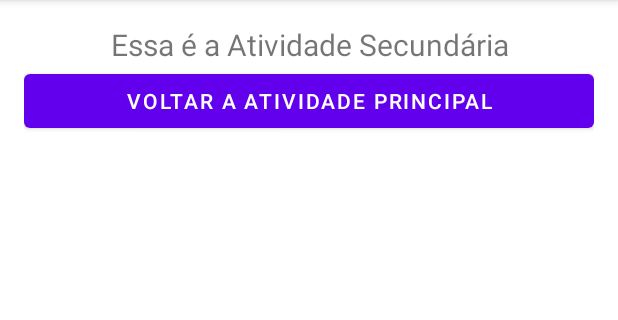
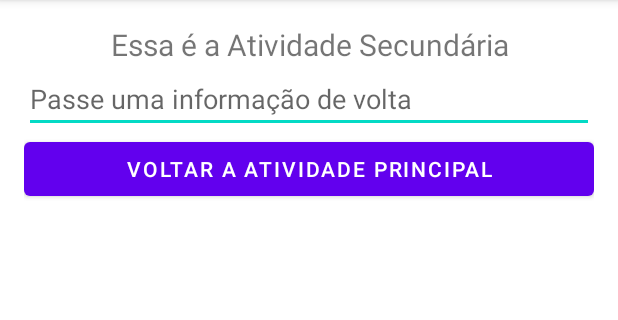
Before and after one commit to jeanmmlima/IMD05090_Android, an Android app: the screen it shows after launch (SecundariaActivity), after a tap on "ABRIR A ACTIVITY SECUNDÁRIA", on a phone screen of 412 x 824 dp, the part 84-404 px from its top. Run offline under Robolectric (Android 15) with nearby library versions, the phone set to English and light mode, and no system bars; 3 statements that could not run were skipped.

```diff
--- /dev/null
+++ b/Activity/app/src/main/java/com/jeanlima/activityi/Cidade.java
@@ -0,0 +1,25 @@
+package com.jeanlima.activityi;
+
+import java.io.Serializable;
+
+public class Cidade implements Serializable {
+
+    private String nome;
+
+    public Cidade(String nome){
+        this.nome = nome;
+    }
+
+    public String getNome() {
+        return nome;
+    }
+
+    public void setNome(String nome) {
+        this.nome = nome;
+    }
+
+    @Override
+    public String toString() {
+        return getNome();
+    }
+}
--- a/Activity/app/src/main/java/com/jeanlima/activityi/MainActivity.java
+++ b/Activity/app/src/main/java/com/jeanlima/activityi/MainActivity.java
@@ -3,13 +3,29 @@ package com.jeanlima.activityi;
 import android.content.Intent;
 import android.os.Bundle;
 import android.view.View;
+import android.widget.AdapterView;
+import android.widget.ArrayAdapter;
 import android.widget.Button;
+import android.widget.EditText;
+import android.widget.ListView;
+import android.widget.TextView;
+import android.widget.Toast;
 
+import androidx.annotation.Nullable;
 import androidx.appcompat.app.AppCompatActivity;
+
+import java.util.ArrayList;
 
 public class MainActivity extends AppCompatActivity {
 
     Button btnAbrir;
+
+    EditText etNome;
+    TextView tvInfo;
+
+    ListView lvCidades;
+
+    ArrayList<Cidade> cidades;
 
     @Override
     protected void onCreate(Bundle savedInstanceState) {
@@ -17,16 +33,67 @@ public class MainActivity extends AppCompatActivity {
         setContentView(R.layout.activity_main);
 
         btnAbrir = findViewById(R.id.btnAbrirSecundaria);
+        etNome = findViewById(R.id.etNome);
+        tvInfo = findViewById(R.id.tvInfo);
+
+        lvCidades = findViewById(R.id.lvCidades);
+
+        //preenchendo lista de cidades
+
+        cidades = new ArrayList<Cidade>();
+        cidades.add(new Cidade("Natal"));
+        cidades.add(new Cidade("Fortaleza"));
+        cidades.add(new Cidade("Recife"));
+
+        //adapter
+
+        ArrayAdapter<Cidade> adapter = new ArrayAdapter<>(
+                this,android.R.layout.simple_list_item_1,cidades
+        );
+        lvCidades.setAdapter(adapter);
+
+        lvCidades.setOnItemClickListener(new AdapterView.OnItemClickListener() {
+            @Override
+            public void onItemClick(AdapterView<?> parent, View view, int position, long id) {
+
+                Cidade cidade = (Cidade) lvCidades.getItemAtPosition(position);
+
+                Intent it = new Intent(getApplicationContext(),SecundariaActivity.class);
+
+                it.putExtra("cidade", cidade);
+
+                startActivityForResult(it,1);
+            }
+        });
+
 
         btnAbrir.setOnClickListener(new View.OnClickListener() {
             @Override
             public void onClick(View v) {
 
+                String nome = etNome.getText().toString();
+
 
                 Intent it = new Intent(getApplicationContext(),SecundariaActivity.class);
 
-                startActivity(it);
+                it.putExtra("nome",nome);
+
+                startActivityForResult(it,1);
             }
         });
     }
+
+    @Override
+    protected void onActivityResult(int requestCode, int resultCode, @Nullable Intent data) {
+        super.onActivityResult(requestCode, resultCode, data);
+
+        if(requestCode == 1 && resultCode == 1 && data != null){
+
+            tvInfo.setText(data.getExtras().getString("informacao"));
+
+
+        } else {
+            Toast.makeText(this,"Resultado inválido",Toast.LENGTH_SHORT).show();
+        }
+    }
 }
--- a/Activity/app/src/main/java/com/jeanlima/activityi/SecundariaActivity.java
+++ b/Activity/app/src/main/java/com/jeanlima/activityi/SecundariaActivity.java
@@ -1,8 +1,12 @@
 package com.jeanlima.activityi;
 
+import android.content.Intent;
 import android.os.Bundle;
 import android.view.View;
 import android.widget.Button;
+import android.widget.EditText;
+import android.widget.ImageView;
+import android.widget.TextView;
 
 import androidx.appcompat.app.AppCompatActivity;
 
@@ -10,17 +14,53 @@ public class SecundariaActivity extends AppCompatActivity {
 
     Button btnVoltar;
 
+    TextView tvNome;
+    EditText etInfo;
+
+    ImageView imgCidade;
+
     @Override
     protected void onCreate(Bundle savedInstanceState) {
         super.onCreate(savedInstanceState);
         setContentView(R.layout.activity_secundaria);
 
         btnVoltar = findViewById(R.id.btnVoltar);
+        tvNome = findViewById(R.id.tvNome);
+        etInfo = findViewById(R.id.etInfo);
+        imgCidade = findViewById(R.id.imgCidade);
+
+        Intent it = getIntent();
+
+        //String nome = it.getExtras().getString("nome");
+
+        //tvNome.setText(nome);
+
+        Bundle dados = it.getExtras();
+
+        Cidade cidade = (Cidade) dados.getSerializable("cidade");
+
+        tvNome.setText(cidade.getNome());
+
+        if(cidade.getNome().equals("Natal")){
+            imgCidade.setImageResource(R.drawable.java_logo_640);
+        } else if(cidade.getNome().equals("Fortaleza")){
+            imgCidade.setImageResource(R.drawable.java_logo_640);
+        }
+
+
 
         btnVoltar.setOnClickListener(new View.OnClickListener() {
             @Override
             public void onClick(View v) {
+
+                String info = etInfo.getText().toString();
+
+                it.putExtra("informacao",info);
+
+                setResult(1,it);
+
                 finish();
+
             }
         });
     }
--- a/Activity/app/src/main/res/layout/activity_secundaria.xml
+++ b/Activity/app/src/main/res/layout/activity_secundaria.xml
@@ -1,6 +1,7 @@
 <?xml version="1.0" encoding="utf-8"?>
 
-<LinearLayout
+<LinearLayout xmlns:app="http://schemas.android.com/apk/res-auto"
+    xmlns:tools="http://schemas.android.com/tools"
     android:layout_width="match_parent"
     android:layout_height="match_parent"
     android:orientation="vertical"
@@ -15,10 +16,27 @@
         android:gravity="center"
         />
 
+    <EditText
+        android:layout_width="match_parent"
+        android:layout_height="wrap_content"
+        android:hint="Passe uma informação de volta"
+        android:id="@+id/etInfo" />
+
     <Button
         android:layout_width="match_parent"
         android:layout_height="wrap_content"
         android:text="VOltar a atividade principal"
         android:id="@+id/btnVoltar"/>
 
+    <TextView
+        android:layout_width="match_parent"
+        android:layout_height="wrap_content"
+        android:id="@+id/tvNome" />
+
+    <ImageView
+        android:id="@+id/imgCidade"
+        android:layout_width="match_parent"
+        android:layout_height="wrap_content"
+        tools:srcCompat="@tools:sample/avatars" />
+
 </LinearLayout>
```
Also changed, not shown: Activity/app/src/main/res/layout/activity_main.xml (+16 -0 lines), Activity/app/src/main/res/drawable-v24/java_logo_640.jpg (added).
